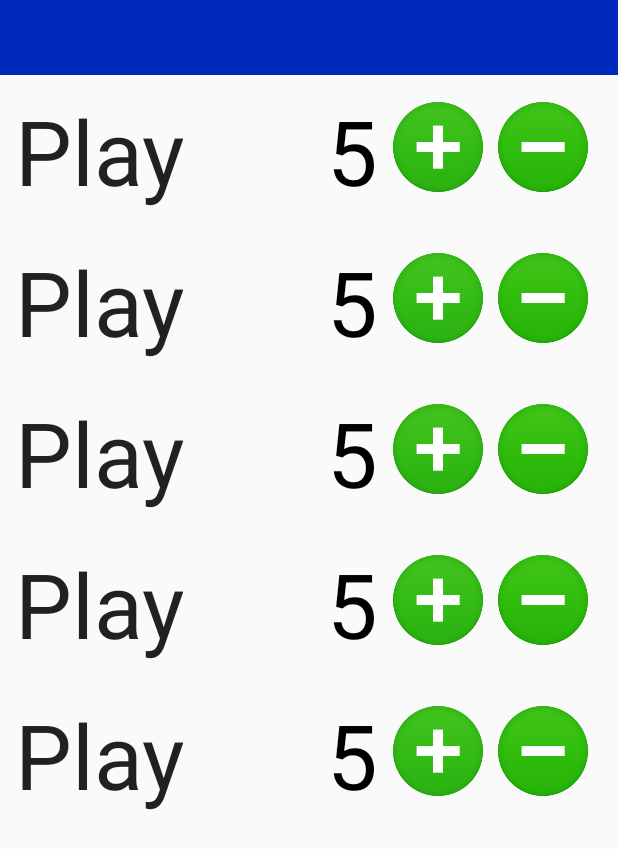
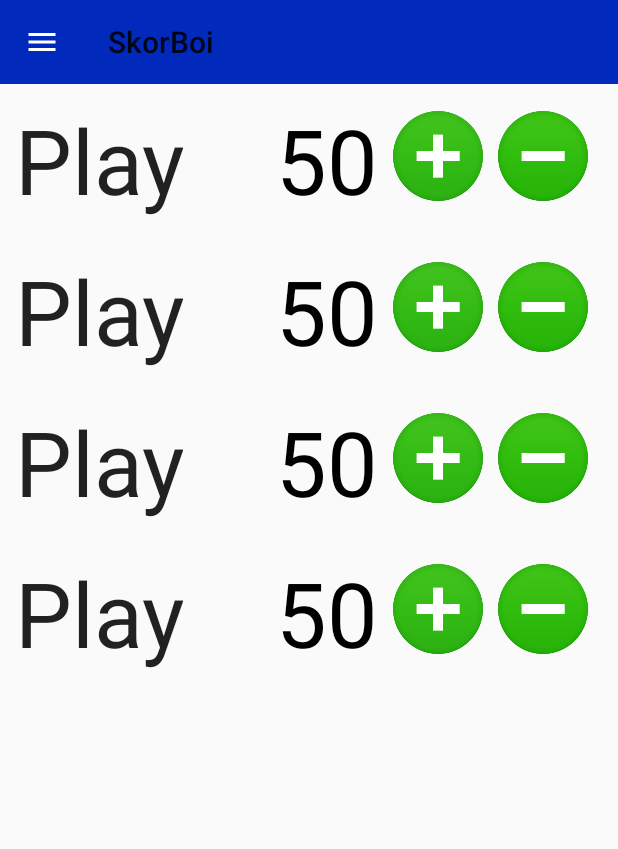
Before and after one commit to rdosser/SkorBoye, an Android app: the fragment PlayFragment placed in its activity, on a phone screen of 412 x 824 dp. Shown: the top 849 px of the screen. Run offline under Robolectric (Android 15) with nearby library versions, the phone set to English and light mode, and no system bars; libraries missing offline, so code that uses them is left out: com.alexzaitsev.meternumberpicker; 1 statement that could not run was skipped.

Commit message:
Adding drawer menu.

```diff
--- a/app/src/main/java/com/ralphdosser/skorboye/MainActivity.java
+++ b/app/src/main/java/com/ralphdosser/skorboye/MainActivity.java
@@ -1,26 +1,71 @@
 package com.ralphdosser.skorboye;
 
 import android.os.Bundle;
+import android.support.design.widget.NavigationView;
 import android.support.v4.app.Fragment;
 import android.support.v4.app.FragmentTransaction;
+import android.support.v4.view.GravityCompat;
+import android.support.v4.widget.DrawerLayout;
+import android.support.v7.app.ActionBar;
 import android.support.v7.app.AppCompatActivity;
+import android.support.v7.widget.Toolbar;
+import android.view.MenuItem;
 
 public class MainActivity extends AppCompatActivity implements NewGameFragment.StartNewGameClickListener {
 
     public static final String TAG = "MainActivity";
+
+    private DrawerLayout drawerLayout;
 
     @Override
     protected void onCreate(Bundle savedInstanceState) {
         super.onCreate(savedInstanceState);
         setContentView(R.layout.activity_main);
 
+        Toolbar toolbar = findViewById(R.id.toolbar);
+        setSupportActionBar(toolbar);
+        ActionBar actionbar = getSupportActionBar();
+        actionbar.setDisplayHomeAsUpEnabled(true);
+        actionbar.setHomeAsUpIndicator(R.drawable.ic_menu);
+
+        drawerLayout = findViewById(R.id.drawer_layout);
+        NavigationView navigationView = findViewById(R.id.nav_view);
+        navigationView.setNavigationItemSelectedListener(
+                new NavigationView.OnNavigationItemSelectedListener() {
+                    @Override
+                    public boolean onNavigationItemSelected(MenuItem menuItem) {
+                        // set item as selected to persist highlight
+                        // menuItem.setChecked(true); // TODO - we only have one item
+
+                        // close drawer when item is tapped
+                        drawerLayout.closeDrawers();
+
+                        if (menuItem.getItemId() == R.id.nav_new_game) {
+                            launchNewGameFragment();
+                        }
+
+                        // TODO - what else are we adding to the menu?
+
+                        return true;
+                    }
+                });
+
+        launchNewGameFragment();
+    }
+
+    private void launchNewGameFragment() {
         NewGameFragment newGameFragment = new NewGameFragment();
         showFragment(newGameFragment, false);
+    }
 
-        // TODO - add a hamburger menu
-        // - new game
-        // - save game
-
+    @Override
+    public boolean onOptionsItemSelected(MenuItem item) {
+        switch (item.getItemId()) {
+            case android.R.id.home:
+                drawerLayout.openDrawer(GravityCompat.START);
+                return true;
+        }
+        return super.onOptionsItemSelected(item);
     }
 
     private void showFragment(Fragment fragment, boolean addToBackStack) {
--- a/app/src/main/java/com/ralphdosser/skorboye/PlayFragment.java
+++ b/app/src/main/java/com/ralphdosser/skorboye/PlayFragment.java
@@ -19,15 +19,11 @@ import java.util.List;
 public class PlayFragment extends Fragment {
 
     public static final String TAG = "PlayFragment";
-    public static final int DEFAULT_SCORE = 5;
-    public static final int DEFAULT_NUM_PLAYERS = 5;
+    public static final int DEFAULT_SCORE = 50;
+    public static final int DEFAULT_NUM_PLAYERS = 4;
     public static final String ARG_NUM_PLAYERS = "num_players";
 
     private int numPlayers = 0;
-
-    private RecyclerView recyclerView;
-    private RecyclerView.Adapter mAdapter;
-    private RecyclerView.LayoutManager layoutManager;
 
     public static PlayFragment newInstance(int numPlayers) {
         Bundle args = new Bundle();
@@ -55,8 +51,8 @@ public class PlayFragment extends Fragment {
             numPlayers = DEFAULT_NUM_PLAYERS;
         }
 
-        recyclerView = view.findViewById(R.id.recyclerview);
-        layoutManager = new LinearLayoutManager(getContext());
+        RecyclerView recyclerView = view.findViewById(R.id.recyclerview);
+        RecyclerView.LayoutManager layoutManager = new LinearLayoutManager(getContext());
         recyclerView.setLayoutManager(layoutManager);
 
         List<PlayerScore> playerScores = new ArrayList<>();
@@ -66,7 +62,7 @@ public class PlayFragment extends Fragment {
             playerScores.add(new PlayerScore("Player " + ordinal, DEFAULT_SCORE));
         }
 
-        mAdapter = new RowViewAdapter(playerScores);
+        RecyclerView.Adapter mAdapter = new RowViewAdapter(playerScores);
         recyclerView.setAdapter(mAdapter);
 
         // TODO - Allow add/remove of players
--- /dev/null
+++ b/app/src/main/res/drawable/ic_menu.xml
@@ -0,0 +1,9 @@
+<vector xmlns:android="http://schemas.android.com/apk/res/android"
+    android:width="24.0dp"
+    android:height="24.0dp"
+    android:viewportWidth="24.0"
+    android:viewportHeight="24.0">
+    <path
+        android:fillColor="#FFFFFFFF"
+        android:pathData="M3.0,18.0l18.0,0.0l0.0,-2.0L3.0,16.0l0.0,2.0zm0.0,-5.0l18.0,0.0l0.0,-2.0L3.0,11.0l0.0,2.0zm0.0,-7.0l0.0,2.0l18.0,0.0L21.0,6.0L3.0,6.0z"/>
+</vector>
--- a/app/src/main/res/layout/activity_main.xml
+++ b/app/src/main/res/layout/activity_main.xml
@@ -1,4 +1,11 @@
 <?xml version="1.0" encoding="utf-8"?>
+<android.support.v4.widget.DrawerLayout xmlns:android="http://schemas.android.com/apk/res/android"
+    xmlns:app="http://schemas.android.com/apk/res-auto"
+    android:id="@+id/drawer_layout"
+    android:layout_width="match_parent"
+    android:layout_height="match_parent"
+    android:fitsSystemWindows="true">
+
     <android.support.constraint.ConstraintLayout
         xmlns:android="http://schemas.android.com/apk/res/android"
         xmlns:app="http://schemas.android.com/apk/res-auto"
@@ -9,12 +16,13 @@
 
         <android.support.v7.widget.Toolbar
             android:id="@+id/toolbar"
-        android:layout_width="0dp"
-        android:layout_height="50dp"
-        android:background="@color/colorPrimary"
+            android:layout_width="match_parent"
+            android:layout_height="?attr/actionBarSize"
+            android:background="?attr/colorPrimary"
+            android:theme="@style/ThemeOverlay.AppCompat.ActionBar"
             app:layout_constraintEnd_toEndOf="parent"
             app:layout_constraintStart_toStartOf="parent"
-        app:layout_constraintTop_toTopOf="parent" />
+            app:layout_constraintTop_toTopOf="parent"/>
 
         <FrameLayout
             android:id="@+id/content_container"
@@ -23,6 +31,16 @@
             app:layout_constraintBottom_toBottomOf="parent"
             app:layout_constraintEnd_toEndOf="parent"
             app:layout_constraintStart_toStartOf="parent"
-        app:layout_constraintTop_toBottomOf="@+id/toolbar" />
+            app:layout_constraintTop_toBottomOf="@+id/toolbar"/>
 
     </android.support.constraint.ConstraintLayout>
+
+    <android.support.design.widget.NavigationView
+        android:id="@+id/nav_view"
+        android:layout_width="wrap_content"
+        android:layout_height="match_parent"
+        android:layout_gravity="start"
+        android:fitsSystemWindows="true"
+        app:menu="@menu/drawer_view"/>
+
+</android.support.v4.widget.DrawerLayout>
--- /dev/null
+++ b/app/src/main/res/menu/drawer_view.xml
@@ -0,0 +1,9 @@
+<?xml version="1.0" encoding="utf-8"?>
+<menu xmlns:android="http://schemas.android.com/apk/res/android" >
+    <group android:checkableBehavior="single">
+        <item
+            android:id="@+id/nav_new_game"
+            android:icon="@drawable/start_new_game"
+            android:title="Start A New Game"/>
+    </group>
+</menu>
```
Also changed, not shown: app/src/main/res/drawable/start_new_game.png (added). Lines whose indentation alone changed are shown as unchanged.
